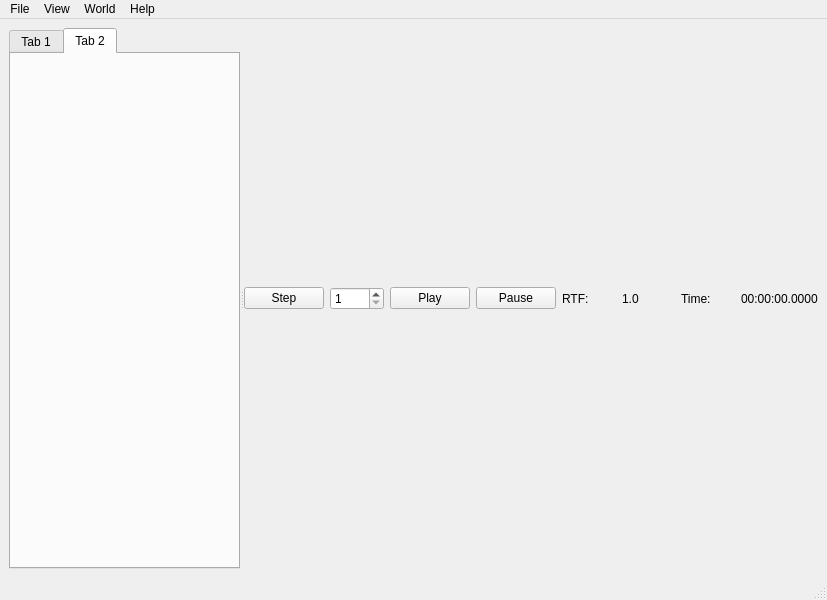
Before: the Qt Designer form sim/simulator/lib/mainwindow.ui in WPISmartmouse/Smartmouse_2018, drawn with Qt 5.
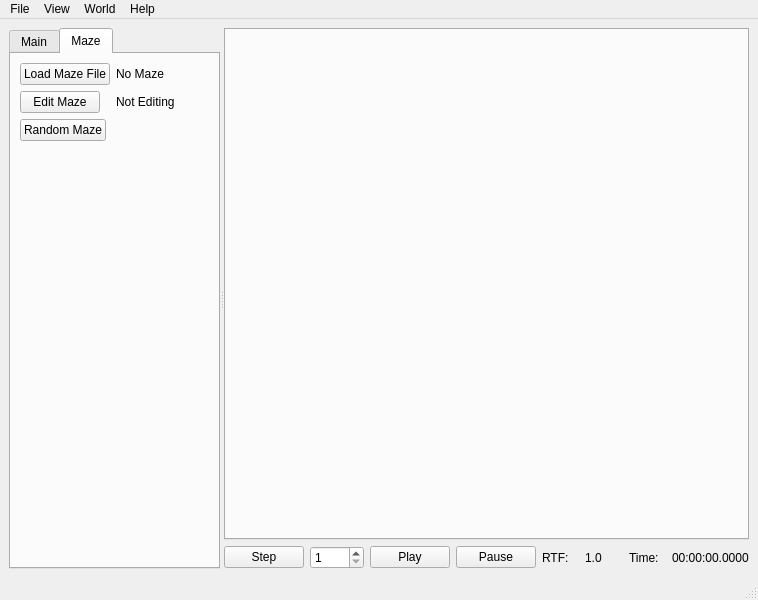
After: the same form once the commit is applied. The open tabs and pages were chosen to show the change.

Commit message: put maze view in tab

The edit to the form file:
```diff
--- a/sim/simulator/lib/mainwindow.ui
+++ b/sim/simulator/lib/mainwindow.ui
@@ -6,7 +6,7 @@
    <rect>
     <x>0</x>
     <y>0</y>
-    <width>827</width>
+    <width>758</width>
     <height>600</height>
    </rect>
   </property>
@@ -38,7 +38,7 @@
        </property>
        <widget class="QWidget" name="tab_1">
         <attribute name="title">
-         <string>Tab 1</string>
+         <string>Main</string>
         </attribute>
         <layout class="QFormLayout" name="formLayout_2">
          <item row="0" column="0">
@@ -79,12 +79,65 @@
        </widget>
        <widget class="QWidget" name="tab_2">
         <attribute name="title">
-         <string>Tab 2</string>
+         <string>Maze</string>
         </attribute>
+        <layout class="QFormLayout" name="formLayout">
+         <item row="0" column="0">
+          <widget class="QPushButton" name="load_maze_button">
+           <property name="text">
+            <string>Load Maze File</string>
+           </property>
+          </widget>
+         </item>
+         <item row="1" column="0">
+          <widget class="QPushButton" name="edit_baze_button">
+           <property name="text">
+            <string>Edit Maze</string>
+           </property>
+          </widget>
+         </item>
+         <item row="2" column="0">
+          <widget class="QPushButton" name="random_maze_button">
+           <property name="text">
+            <string>Random Maze</string>
+           </property>
+          </widget>
+         </item>
+         <item row="0" column="1">
+          <widget class="QLabel" name="maze_filename_label">
+           <property name="text">
+            <string>No Maze</string>
+           </property>
+          </widget>
+         </item>
+         <item row="1" column="1">
+          <widget class="QLabel" name="editing_label">
+           <property name="text">
+            <string>Not Editing</string>
+           </property>
+          </widget>
+         </item>
+        </layout>
        </widget>
       </widget>
       <widget class="QWidget" name="layoutWidget">
        <layout class="QVBoxLayout" name="right_side_layout">
+        <item>
+         <widget class="QTabWidget" name="gui_tabs">
+          <property name="currentIndex">
+           <number>-1</number>
+          </property>
+          <property name="tabsClosable">
+           <bool>false</bool>
+          </property>
+          <property name="movable">
+           <bool>false</bool>
+          </property>
+          <property name="tabBarAutoHide">
+           <bool>false</bool>
+          </property>
+         </widget>
+        </item>
         <item>
          <layout class="QHBoxLayout" name="time_status_layout">
           <item>
@@ -159,7 +212,7 @@
     <rect>
      <x>0</x>
      <y>0</y>
-     <width>827</width>
+     <width>758</width>
      <height>19</height>
     </rect>
    </property>
```
Left out of the diff: 6 changed lines with no effect on the pictures. The commit also changes 5 other files.
